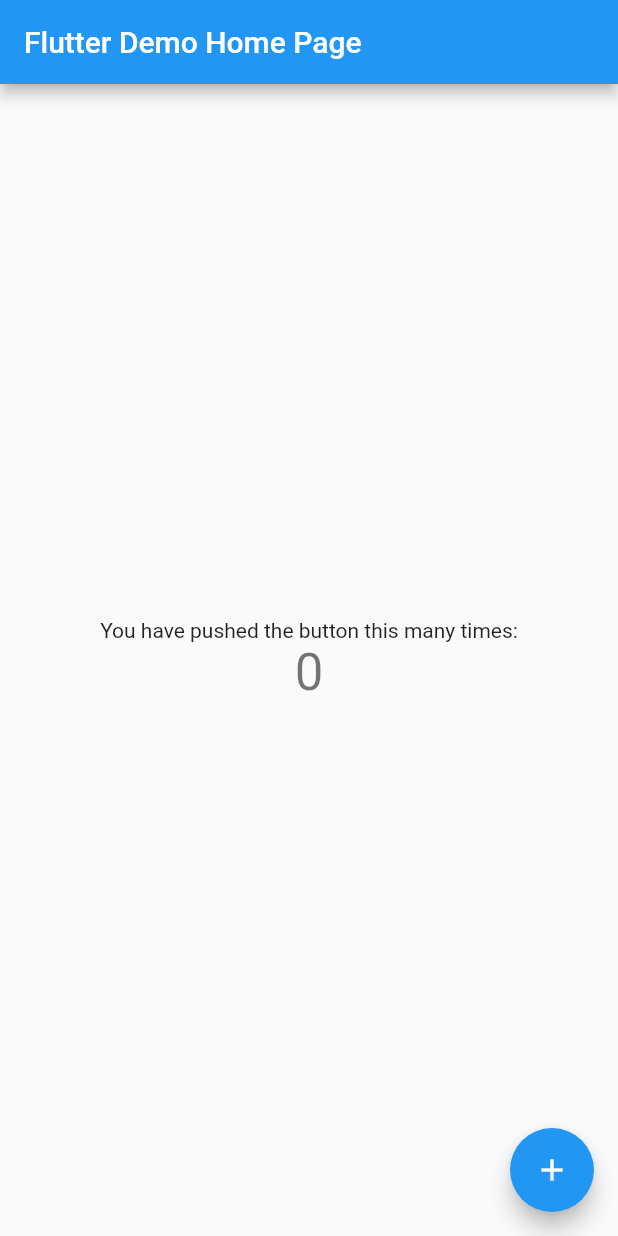
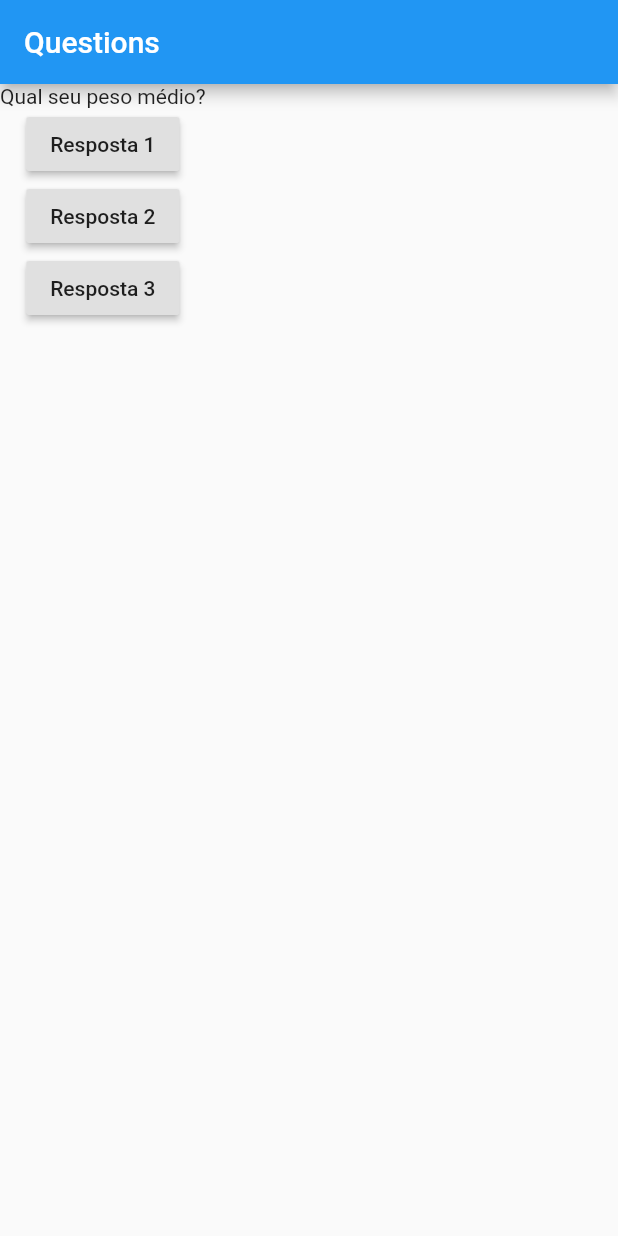
Before and after one commit to DhBarboza/Flutter, a Flutter app: the screen it shows after launch, on a phone screen of 412 x 824 dp. Run offline on Flutter 3.47's test engine with Material 2 defaults, Android fonts, the phone set to English and light mode, and no system bars.

Commit message:
Update Aplication

```diff
--- a/quiz_app/lib/main.dart
+++ b/quiz_app/lib/main.dart
@@ -1,113 +1,57 @@
 import 'package:flutter/material.dart';
+import 'package:flutter/widgets.dart';
 
-void main() {
-  runApp(MyApp());
-}
+main() => runApp(Questions());
 
-class MyApp extends StatelessWidget {
-  // This widget is the root of your application.
+class QuestionState extends State<Questions> {
+  // Declarando uma variáel:
+  var questionsSelected = 0;
+
+  // Definindo uma Função de conclusão para pergunta
+  void answer() {
+    setState(() {
+      questionsSelected++;
+    });
+    print(questionsSelected);
+  }
+
   @override
   Widget build(BuildContext context) {
+    // Definindo a Lista de Perguntas a Serem usadas
+    final List<String> questions = [
+      'Qual seu peso médio?',
+      'Qual seu o sua altura?',
+    ];
+
     return MaterialApp(
-      title: 'Flutter Demo',
-      theme: ThemeData(
-        // This is the theme of your application.
-        //
-        // Try running your application with "flutter run". You'll see the
-        // application has a blue toolbar. Then, without quitting the app, try
-        // changing the primarySwatch below to Colors.green and then invoke
-        // "hot reload" (press "r" in the console where you ran "flutter run",
-        // or simply save your changes to "hot reload" in a Flutter IDE).
-        // Notice that the counter didn't reset back to zero; the application
-        // is not restarted.
-        primarySwatch: Colors.blue,
+      home: Scaffold(
+        appBar: AppBar(
+          title: Text('Questions'),
+        ),
+        body: Column(
+          children: [
+            Text(questions[questionsSelected]),
+            RaisedButton(
+              child: Text('Resposta 1'),
+              onPressed: answer,
+            ),
+            RaisedButton(
+              child: Text('Resposta 2'),
+              onPressed: answer,
+            ),
+            RaisedButton(
+              child: Text('Resposta 3'),
+              onPressed: answer,
+            ),
+          ],
+        ),
       ),
-      home: MyHomePage(title: 'Flutter Demo Home Page'),
     );
   }
 }
 
-class MyHomePage extends StatefulWidget {
-  MyHomePage({Key key, this.title}) : super(key: key);
-
-  // This widget is the home page of your application. It is stateful, meaning
-  // that it has a State object (defined below) that contains fields that affect
-  // how it looks.
-
-  // This class is the configuration for the state. It holds the values (in this
-  // case the title) provided by the parent (in this case the App widget) and
-  // used by the build method of the State. Fields in a Widget subclass are
-  // always marked "final".
-
-  final String title;
-
-  @override
-  _MyHomePageState createState() => _MyHomePageState();
-}
-
-class _MyHomePageState extends State<MyHomePage> {
-  int _counter = 0;
-
-  void _incrementCounter() {
-    setState(() {
-      // This call to setState tells the Flutter framework that something has
-      // changed in this State, which causes it to rerun the build method below
-      // so that the display can reflect the updated values. If we changed
-      // _counter without calling setState(), then the build method would not be
-      // called again, and so nothing would appear to happen.
-      _counter++;
-    });
-  }
-
-  @override
-  Widget build(BuildContext context) {
-    // This method is rerun every time setState is called, for instance as done
-    // by the _incrementCounter method above.
-    //
-    // The Flutter framework has been optimized to make rerunning build methods
-    // fast, so that you can just rebuild anything that needs updating rather
-    // than having to individually change instances of widgets.
-    return Scaffold(
-      appBar: AppBar(
-        // Here we take the value from the MyHomePage object that was created by
-        // the App.build method, and use it to set our appbar title.
-        title: Text(widget.title),
-      ),
-      body: Center(
-        // Center is a layout widget. It takes a single child and positions it
-        // in the middle of the parent.
-        child: Column(
-          // Column is also a layout widget. It takes a list of children and
-          // arranges them vertically. By default, it sizes itself to fit its
-          // children horizontally, and tries to be as tall as its parent.
-          //
-          // Invoke "debug painting" (press "p" in the console, choose the
-          // "Toggle Debug Paint" action from the Flutter Inspector in Android
-          // Studio, or the "Toggle Debug Paint" command in Visual Studio Code)
-          // to see the wireframe for each widget.
-          //
-          // Column has various properties to control how it sizes itself and
-          // how it positions its children. Here we use mainAxisAlignment to
-          // center the children vertically; the main axis here is the vertical
-          // axis because Columns are vertical (the cross axis would be
-          // horizontal).
-          mainAxisAlignment: MainAxisAlignment.center,
-          children: <Widget>[
-            Text(
-              'You have pushed the button this many times:',
-            ),
-            Text(
-              '$_counter',
-              style: Theme.of(context).textTheme.headline4,
-            ),
-          ],
-        ),
-      ),
-      floatingActionButton: FloatingActionButton(
-        onPressed: _incrementCounter,
-        tooltip: 'Increment',
-        child: Icon(Icons.add),
-      ), // This trailing comma makes auto-formatting nicer for build methods.
-    );
+class Questions extends StatefulWidget {
+  QuestionState createState() {
+    return QuestionState();
   }
 }
```
